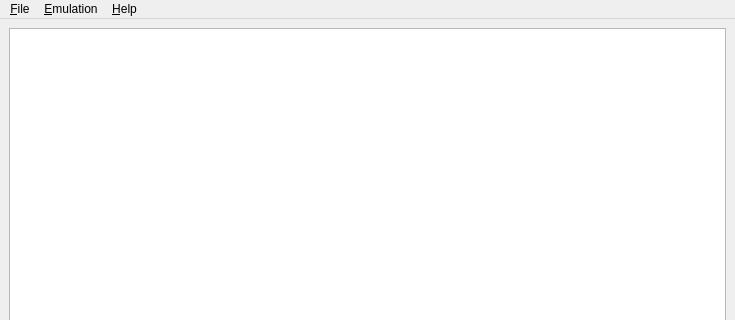
Before: the Qt Designer form src/gekko_qt/src/main.ui in shonumi/gekko-gc-emu, drawn with Qt 5; both pictures show x 0 to 735 and y 0 to 320 of the 735 by 629 pixel window.
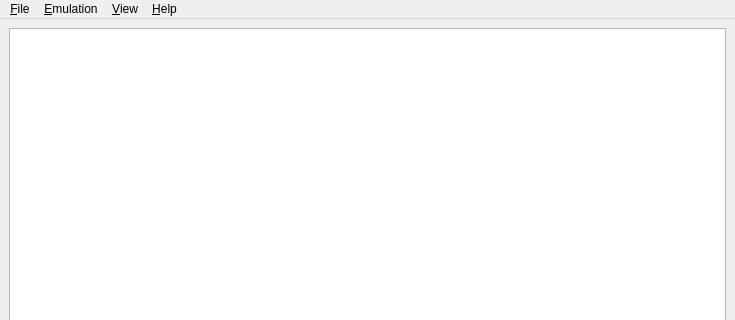
After: the same form once the commit is applied. Icons and pictures are not drawn.

Commit message: gekko-qt: RAM view layout now gets saved properly. Dock widgets can be configured via the View menu now.

Diff of the .ui file:
```diff
--- a/src/gekko_qt/src/main.ui
+++ b/src/gekko_qt/src/main.ui
@@ -40,7 +40,7 @@
      <x>0</x>
      <y>0</y>
      <width>735</width>
-     <height>20</height>
+     <height>21</height>
     </rect>
    </property>
    <widget class="QMenu" name="menu_File">
@@ -65,8 +65,14 @@
     </property>
     <addaction name="actionAbout"/>
    </widget>
+   <widget class="QMenu" name="menu_View">
+    <property name="title">
+     <string>&amp;View</string>
+    </property>
+   </widget>
    <addaction name="menu_File"/>
    <addaction name="menu_Emulation"/>
+   <addaction name="menu_View"/>
    <addaction name="menuHelp"/>
   </widget>
   <widget class="QStatusBar" name="statusbar"/>
```
The commit also changes 1 other file.
